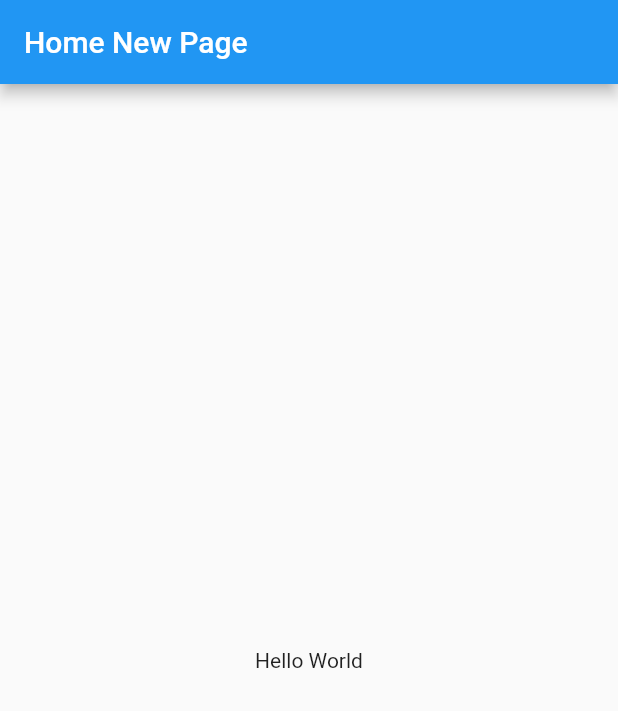
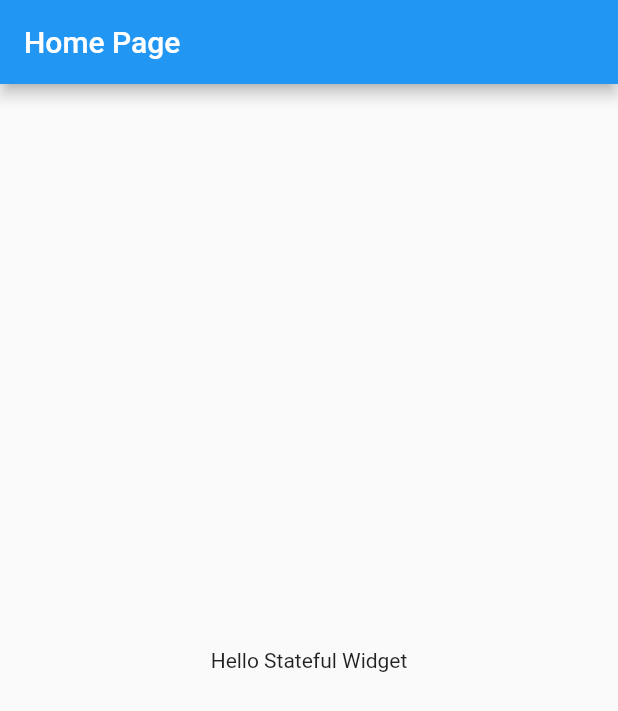
Before and after one commit to ErAbhi90/flutter_app_practice, a Flutter app: the screen it shows after launch, on a phone screen of 412 x 824 dp. Shown: the top 711 px of the screen. Run offline on Flutter 3.47's test engine with Material 2 defaults, Android fonts, the phone set to English and light mode, and no system bars.

Commit message:
Stateful and Stateless widget in flutter

```diff
--- a/lib/main.dart
+++ b/lib/main.dart
@@ -3,6 +3,9 @@ import 'package:flutter/material.dart';
 void main(){
   runApp(new MyApp());
 }
+
+/*
+//Below is the example of stateful widget
 
 class MyApp extends StatelessWidget {
   @override
@@ -20,3 +23,44 @@ class MyApp extends StatelessWidget {
     );
   }
 }
+
+*/
+
+
+/* Combination of Stateless and Stateful Widget example below
+*
+* 1. Material app base code will always remain stateless
+* 2. Underscore before any variable or method or class means its private
+* */
+
+class MyApp extends StatelessWidget {
+  @override
+  Widget build(BuildContext context) {
+    return new MaterialApp(
+      title: "My App",
+      home: new HomePage(),
+
+    );
+  }
+}
+
+
+class HomePage extends StatefulWidget {
+  @override
+  _HomePageState createState() => _HomePageState();
+}
+
+class _HomePageState extends State<HomePage> {
+  @override
+  Widget build(BuildContext context) {
+    return new Scaffold(
+      appBar: new AppBar(
+        title: new Text("Home Page"),
+      ),
+      body: new Center(
+        child: new Text("Hello Stateful Widget"),
+      ),
+
+    );
+  }
+}
```
Also changed, not shown: 1 other file.
